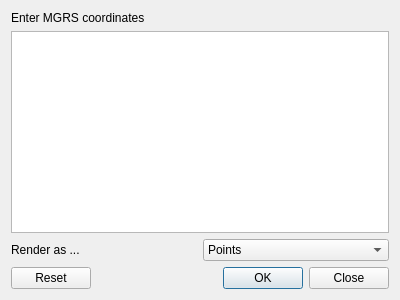
Old version of the form ui/mgrsGeomGen.ui in the repository NationalSecurityAgency/qgis-mgrs-plugin.
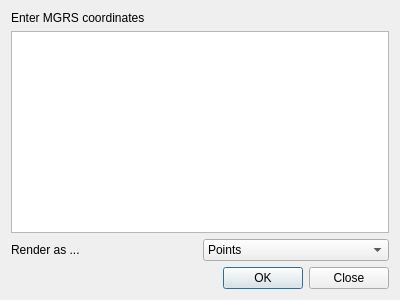
New version of the form.

Diff of the .ui file:
```diff
--- a/ui/mgrsGeomGen.ui
+++ b/ui/mgrsGeomGen.ui
@@ -65,7 +65,7 @@
       <enum>Qt::Horizontal</enum>
      </property>
      <property name="standardButtons">
-      <set>QDialogButtonBox::Close|QDialogButtonBox::Ok|QDialogButtonBox::Reset</set>
+      <set>QDialogButtonBox::Close|QDialogButtonBox::Ok</set>
      </property>
     </widget>
    </item>
```
